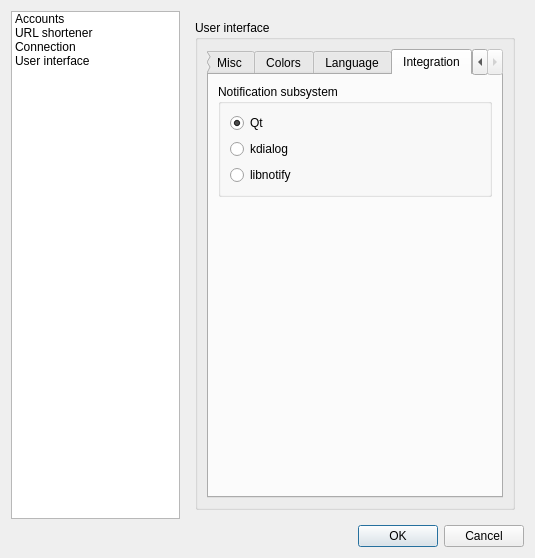
Above: src/OptionsDialog.ui from asolfre/qwit before the change. Below: the same form after it.
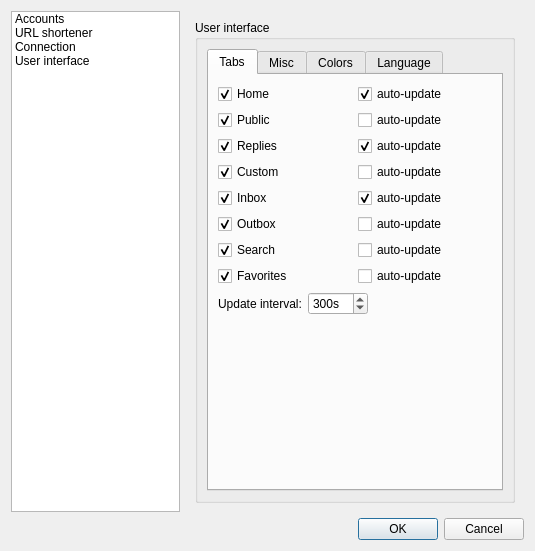
That is the form after the change. The open tabs and pages were chosen to show the change.

What changed in the file:
```diff
--- a/src/OptionsDialog.ui
+++ b/src/OptionsDialog.ui
@@ -10,7 +10,7 @@
     <x>0</x>
     <y>0</y>
     <width>535</width>
-    <height>558</height>
+    <height>551</height>
    </rect>
   </property>
   <property name="acceptDrops">
@@ -69,7 +69,7 @@
           <number>-4</number>
          </property>
          <property name="currentIndex">
-          <number>1</number>
+          <number>0</number>
          </property>
          <widget class="QWidget" name="connectionPage">
           <layout class="QGridLayout" name="gridLayout_2">
@@ -181,7 +181,7 @@
               <item row="0" column="0">
                <widget class="QTabWidget" name="tabWidget">
                 <property name="currentIndex">
-                 <number>4</number>
+                 <number>0</number>
                 </property>
                 <widget class="QWidget" name="Tab_2">
                  <attribute name="title">
@@ -544,13 +544,6 @@
                       </property>
                      </widget>
                     </item>
-                    <item>
-                     <widget class="QCheckBox" name="startMinimizedCheckBox">
-                      <property name="text">
-                       <string>Start minimized</string>
-                      </property>
-                     </widget>
-                    </item>
                     <item>
                      <spacer name="verticalSpacer_2">
                       <property name="orientation">
@@ -1138,67 +1131,6 @@
                   </item>
                  </layout>
                 </widget>
-                <widget class="QWidget" name="tab_4">
-                 <attribute name="title">
-                  <string>Integration</string>
-                 </attribute>
-                 <layout class="QGridLayout" name="gridLayout_16">
-                  <item row="0" column="0">
-                   <layout class="QVBoxLayout" name="verticalLayout_11">
-                    <item>
-                     <widget class="QGroupBox" name="groupBox_6">
-                      <property name="title">
-                       <string>Notification subsystem</string>
-                      </property>
-                      <layout class="QGridLayout" name="gridLayout_15">
-                       <item row="0" column="0">
-                        <layout class="QVBoxLayout" name="verticalLayout_9">
-                         <item>
-                          <widget class="QRadioButton" name="qtRadioButton">
-                           <property name="text">
-                            <string>Qt</string>
-                           </property>
-                           <property name="checked">
-                            <bool>true</bool>
-                           </property>
-                          </widget>
-                         </item>
-                         <item>
-                          <widget class="QRadioButton" name="kdialogRadioButton">
-                           <property name="text">
-                            <string>kdialog</string>
-                           </property>
-                          </widget>
-                         </item>
-                         <item>
-                          <widget class="QRadioButton" name="libnotifyRadioButton">
-                           <property name="text">
-                            <string>libnotify</string>
-                           </property>
-                          </widget>
-                         </item>
-                        </layout>
-                       </item>
-                      </layout>
-                     </widget>
-                    </item>
-                    <item>
-                     <spacer name="verticalSpacer_8">
-                      <property name="orientation">
-                       <enum>Qt::Vertical</enum>
-                      </property>
-                      <property name="sizeHint" stdset="0">
-                       <size>
-                        <width>20</width>
-                        <height>40</height>
-                       </size>
-                      </property>
-                     </spacer>
-                    </item>
-                   </layout>
-                  </item>
-                 </layout>
-                </widget>
                </widget>
               </item>
              </layout>
```
